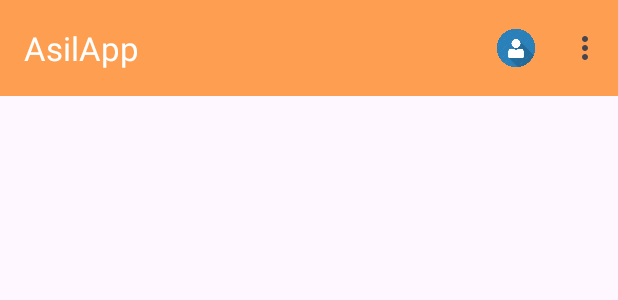
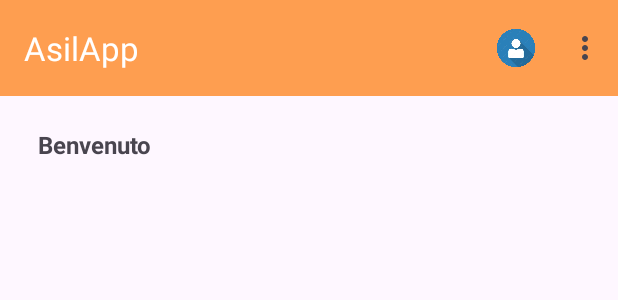
Before and after one commit to martinaminiello/AuthRegistr, an Android app: the layout activity_home_r.xml on its own in the app's theme, with its tools: preview values and no code run, on a phone screen of 412 x 824 dp. Shown: the top 300 px of the screen. Run offline under Robolectric (Android 15) with nearby library versions, the phone set to English and light mode, and no system bars.

```diff
--- a/app/src/main/java/com/example/authregistr/AccessoRichiedenteAsilo.java
+++ b/app/src/main/java/com/example/authregistr/AccessoRichiedenteAsilo.java
@@ -56,8 +56,10 @@ public class AccessoRichiedenteAsilo extends AppCompatActivity {
                             @Override
                             public void onSuccess(AuthResult authResult) {
                                 Toast.makeText(AccessoRichiedenteAsilo.this, "Accesso avvenuto con successo", Toast.LENGTH_SHORT).show();
-                                startActivity(new Intent(AccessoRichiedenteAsilo.this, HomeR.class));
-                                  finish();
+                                Intent intent = new Intent(AccessoRichiedenteAsilo.this, HomeR.class);
+                                intent.setFlags(Intent.FLAG_ACTIVITY_NEW_TASK | Intent.FLAG_ACTIVITY_CLEAR_TASK);
+                                startActivity(intent);
+                                finish();
                             }
                         }).addOnFailureListener(new OnFailureListener() {
                             @Override
--- a/app/src/main/res/layout/activity_home_r.xml
+++ b/app/src/main/res/layout/activity_home_r.xml
@@ -17,4 +17,16 @@
         app:titleTextColor="#FFFFFF"
         app:menu="@menu/menu_bar"/>
 
+    <TextView
+        android:id="@+id/Benvenuto"
+        android:layout_width="match_parent"
+        android:layout_height="wrap_content"
+        android:text="Benvenuto "
+        android:textSize="16sp"
+        android:layout_marginTop="60dp"
+        android:padding="25dp"
+        android:textStyle="bold">
+
+    </TextView>
+
 </RelativeLayout>
```
Also changed, not shown: app/src/main/java/com/example/authregistr/HomeR.java (+33 -0 lines), app/src/main/java/com/example/authregistr/MainActivity.java (+1 -7 lines).
